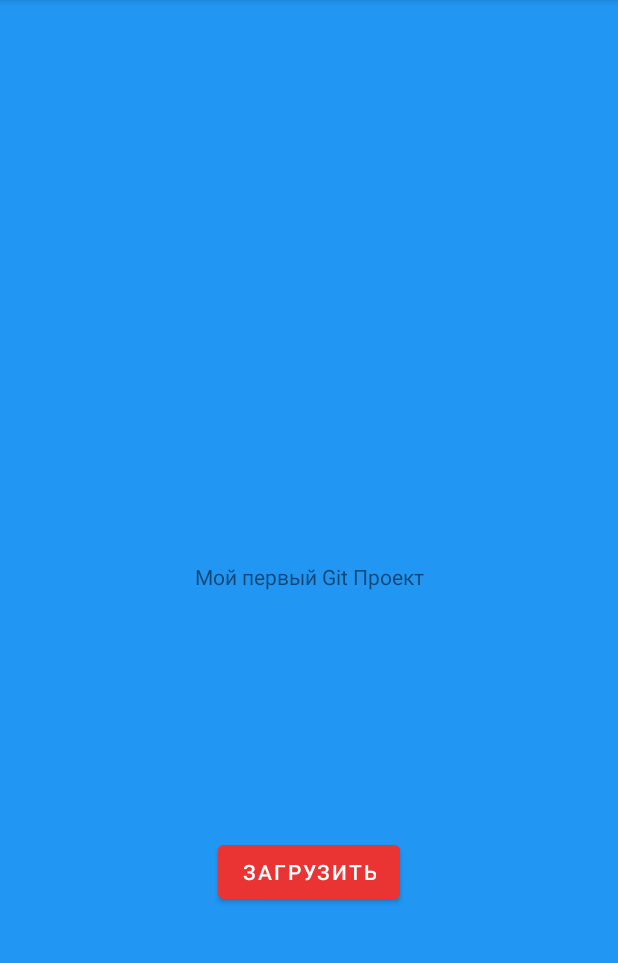
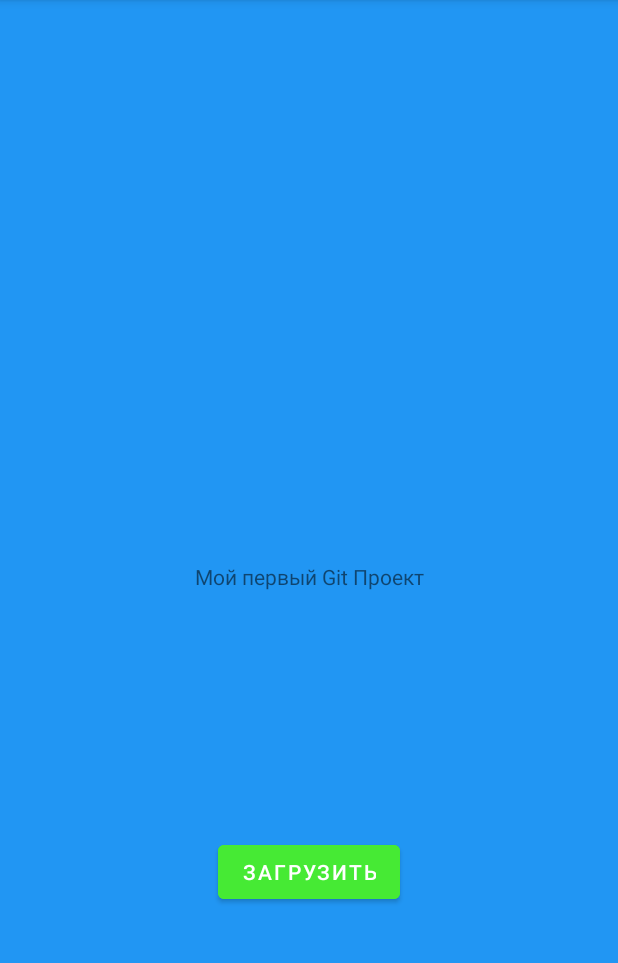
Before and after one commit to RomanBoris/MyFirstGitProject, an Android app: the screen it shows after launch (MainActivity), on a phone screen of 412 x 824 dp, the part 84-1047 px from its top. Run offline under Robolectric (Android 15) with nearby library versions, the phone set to English and light mode, and no system bars.

Commit message:
Change ButtonColor

```diff
--- a/app/src/main/res/layout/activity_main.xml
+++ b/app/src/main/res/layout/activity_main.xml
@@ -21,7 +21,7 @@
         android:id="@+id/buttonID"
         android:layout_width="wrap_content"
         android:layout_height="wrap_content"
-        android:backgroundTint="#EA3434"
+        android:backgroundTint="#46EA34"
         android:text="Загрузить"
         app:layout_constraintBottom_toBottomOf="parent"
         app:layout_constraintEnd_toEndOf="parent"
```
